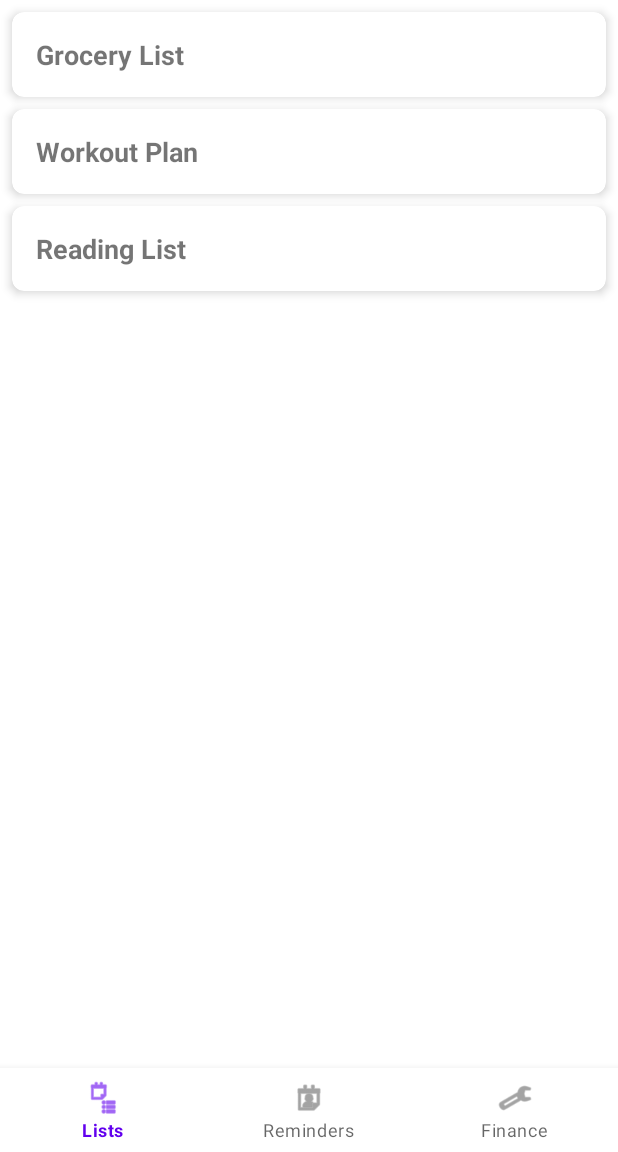
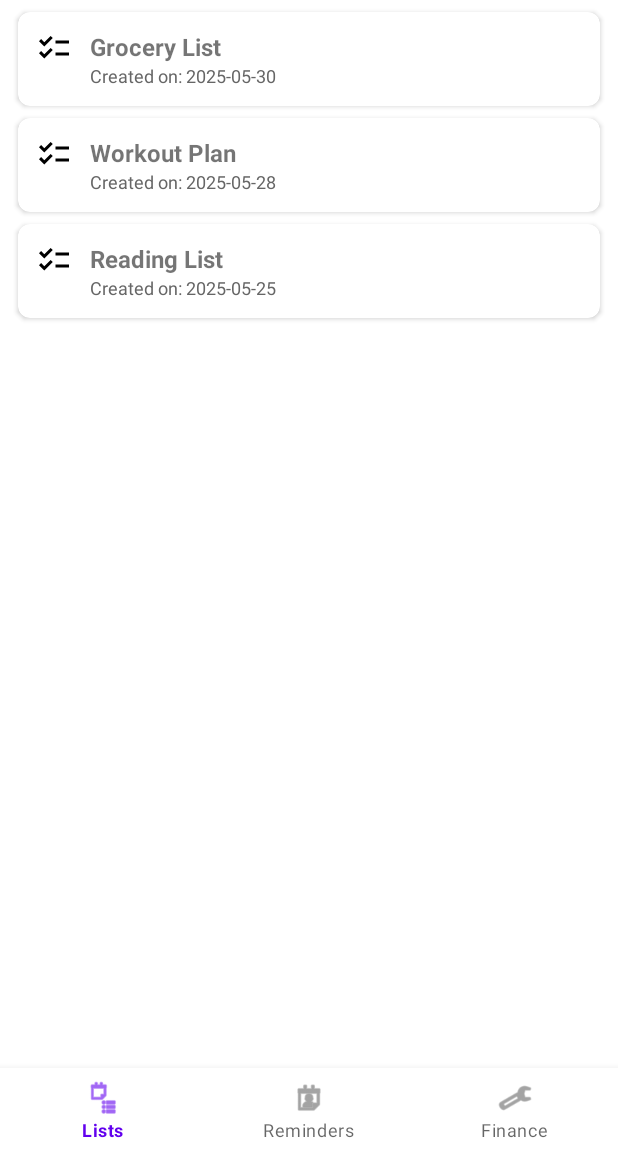
Before and after one commit to navidAbbasian/expenses-mobile, an Android app: the screen it shows after launch (MainActivity), on a phone screen of 412 x 824 dp, the part 84-1236 px from its top. Run offline under Robolectric (Android 15) with nearby library versions, the phone set to English and light mode, and no system bars.

Commit message:
chore: prune list fragment

```diff
--- /dev/null
+++ b/app/src/main/java/com/example/fintick/ListItem.java
@@ -0,0 +1,19 @@
+package com.example.fintick;
+
+public class ListItem {
+    private String title;
+    private String date;
+
+    public ListItem(String title, String date) {
+        this.title = title;
+        this.date = date;
+    }
+
+    public String getTitle() {
+        return title;
+    }
+
+    public String getDate() {
+        return date;
+    }
+}
--- a/app/src/main/java/com/example/fintick/ListsAdapter.java
+++ b/app/src/main/java/com/example/fintick/ListsAdapter.java
@@ -1,5 +1,6 @@
 package com.example.fintick;
 
+import android.annotation.SuppressLint;
 import android.view.LayoutInflater;
 import android.view.View;
 import android.view.ViewGroup;
@@ -10,41 +11,43 @@ import androidx.recyclerview.widget.RecyclerView;
 
 import java.util.List;
 
-public class ListsAdapter extends RecyclerView.Adapter<ListsAdapter.ListViewHolder> {
 
-    private List<String> itemList;
+public class ListsAdapter extends RecyclerView.Adapter<ListsAdapter.ViewHolder> {
 
-    // Constructor to receive data
-    public ListsAdapter(List<String> itemList) {
-        this.itemList = itemList;
+    private List<ListItem> items;
+
+    public ListsAdapter(List<ListItem> items) {
+        this.items = items;
     }
 
-    // ViewHolder class
-    public static class ListViewHolder extends RecyclerView.ViewHolder {
-        TextView itemTitle;
+    public static class ViewHolder extends RecyclerView.ViewHolder {
+        TextView title, date;
 
-        public ListViewHolder(View view) {
-            super(view);
-            itemTitle = view.findViewById(R.id.item_title);
+        public ViewHolder(View itemView) {
+            super(itemView);
+            title = itemView.findViewById(R.id.item_title);
+            date = itemView.findViewById(R.id.item_date);
         }
     }
 
     @NonNull
     @Override
-    public ListViewHolder onCreateViewHolder(@NonNull ViewGroup parent, int viewType) {
-        View itemView = LayoutInflater.from(parent.getContext())
+    public ListsAdapter.ViewHolder onCreateViewHolder(ViewGroup parent, int viewType) {
+        View view = LayoutInflater.from(parent.getContext())
                 .inflate(R.layout.item_list, parent, false);
-        return new ListViewHolder(itemView);
+        return new ViewHolder(view);
     }
 
+    @SuppressLint("SetTextI18n")
     @Override
-    public void onBindViewHolder(@NonNull ListViewHolder holder, int position) {
-        String title = itemList.get(position);
-        holder.itemTitle.setText(title);
+    public void onBindViewHolder(ListsAdapter.ViewHolder holder, int position) {
+        ListItem item = items.get(position);
+        holder.title.setText(item.getTitle());
+        holder.date.setText("Created on: " + item.getDate());
     }
 
     @Override
     public int getItemCount() {
-        return itemList.size();
+        return items.size();
     }
 }
--- a/app/src/main/java/com/example/fintick/ListsFragment.java
+++ b/app/src/main/java/com/example/fintick/ListsFragment.java
@@ -16,11 +16,12 @@ import java.util.List;
 import androidx.appcompat.app.AppCompatActivity;
 
 
+
 public class ListsFragment extends Fragment {
 
     private RecyclerView recyclerView;
     private ListsAdapter adapter;
-    private List<String> sampleData;
+    private List<ListItem> sampleData;
 
     public ListsFragment() {
         // Required empty public constructor
@@ -46,10 +47,13 @@ public class ListsFragment extends Fragment {
         recyclerView.setLayoutManager(new LinearLayoutManager(getContext()));
 
         // Sample data to display
-        sampleData = new ArrayList<>();
-        sampleData.add("Grocery List");
-        sampleData.add("Workout Plan");
-        sampleData.add("Reading List");
+
+        sampleData = new ArrayList<>(); // ✅ مقداردهی
+        sampleData.add(new ListItem("Grocery List", "2025-05-30"));
+        sampleData.add(new ListItem("Workout Plan", "2025-05-28"));
+        sampleData.add(new ListItem("Reading List", "2025-05-25"));
+
+
 
         // Set adapter
         adapter = new ListsAdapter(sampleData);
--- /dev/null
+++ b/app/src/main/res/drawable/ic_baseline_checklist_24.xml
@@ -0,0 +1,5 @@
+<vector xmlns:android="http://schemas.android.com/apk/res/android" android:height="24dp" android:tint="#000000" android:viewportHeight="24" android:viewportWidth="24" android:width="24dp">
+
+    <path android:fillColor="@android:color/white" android:pathData="M22,7h-9v2h9V7zM22,15h-9v2h9V15zM5.54,11L2,7.46l1.41,-1.41l2.12,2.12l4.24,-4.24l1.41,1.41L5.54,11zM5.54,19L2,15.46l1.41,-1.41l2.12,2.12l4.24,-4.24l1.41,1.41L5.54,19z"/>
+
+</vector>
--- a/app/src/main/res/layout/item_list.xml
+++ b/app/src/main/res/layout/item_list.xml
@@ -1,18 +1,46 @@
 <?xml version="1.0" encoding="utf-8"?>
 <androidx.cardview.widget.CardView xmlns:android="http://schemas.android.com/apk/res/android"
-    xmlns:card_view="http://schemas.android.com/apk/res-auto"
+    xmlns:app="http://schemas.android.com/apk/res-auto"
     android:layout_width="match_parent"
     android:layout_height="wrap_content"
     android:layout_marginBottom="8dp"
-    card_view:cardCornerRadius="8dp"
-    card_view:cardElevation="4dp">
+    android:layout_marginHorizontal="4dp"
+    app:cardElevation="2dp"
+    app:cardCornerRadius="8dp">
 
-    <TextView
-        android:id="@+id/item_title"
+    <LinearLayout
         android:layout_width="match_parent"
         android:layout_height="wrap_content"
-        android:padding="16dp"
-        android:text="Sample Item"
-        android:textSize="18sp"
-        android:textStyle="bold" />
+        android:orientation="horizontal"
+        android:padding="12dp">
+
+        <ImageView
+            android:layout_width="24dp"
+            android:layout_height="24dp"
+            android:src="@drawable/ic_baseline_checklist_24" />
+
+        <LinearLayout
+            android:layout_width="0dp"
+            android:layout_height="wrap_content"
+            android:layout_weight="1"
+            android:orientation="vertical"
+            android:layout_marginStart="12dp">
+
+            <TextView
+                android:id="@+id/item_title"
+                android:layout_width="wrap_content"
+                android:layout_height="wrap_content"
+                android:text="List Title"
+                android:textSize="16sp"
+                android:textStyle="bold" />
+
+            <TextView
+                android:id="@+id/item_date"
+                android:layout_width="wrap_content"
+                android:layout_height="wrap_content"
+                android:text="Created on: 2024-01-01"
+                android:textSize="12sp"
+                android:textColor="#666" />
+        </LinearLayout>
+    </LinearLayout>
 </androidx.cardview.widget.CardView>
```
